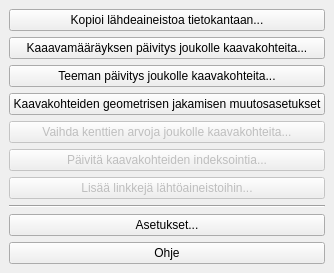
Qt form yleiskaava_dockwidget_base.ui (ernoma/yleiskaava) before a commit.
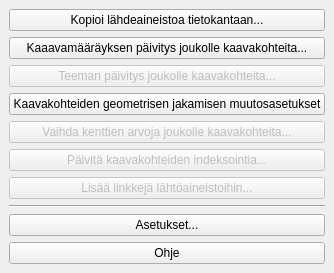
The same form after that commit.

Commit message: Jatka T3:n toteuttamista

```diff
--- a/yleiskaava_dockwidget_base.ui
+++ b/yleiskaava_dockwidget_base.ui
@@ -33,6 +33,9 @@
       </item>
       <item>
        <widget class="QPushButton" name="pushButtonUpdateThemeForGroup">
+        <property name="enabled">
+         <bool>false</bool>
+        </property>
         <property name="text">
          <string>Teeman päivitys joukolle kaavakohteita...</string>
         </property>
```
The commit also changes 2 other files.
